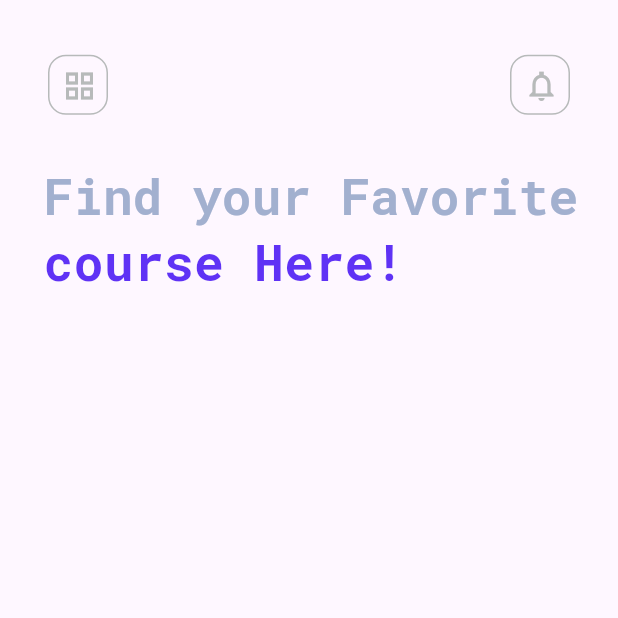
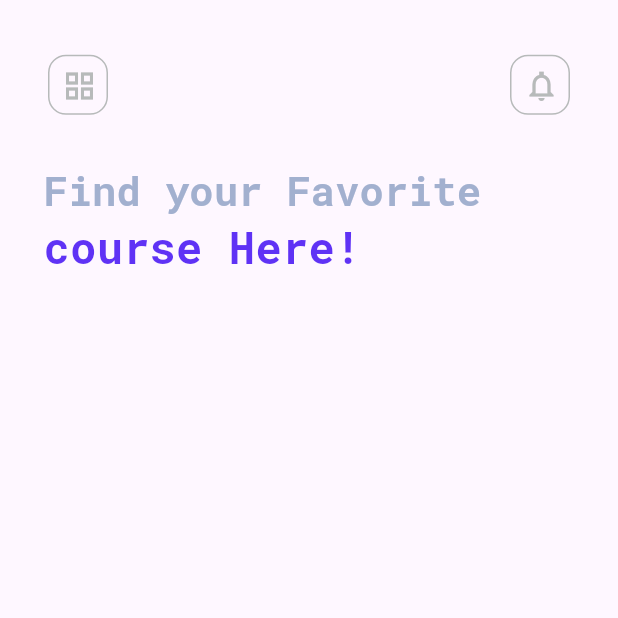
Before and after one commit to developappscl/appRetoWeincode, a Flutter app: the screen it shows after launch, after a tap on "Ir App 1", on a phone screen of 412 x 824 dp, the top half of it. Run offline on Flutter 3.47's test engine with Material 2 defaults, Android fonts, the light colour scheme and no system bars; our stand-ins replace go_router.

Commit message:
avance screen app1

```diff
--- a/lib/config/theme/app_theme.dart
+++ b/lib/config/theme/app_theme.dart
@@ -74,7 +74,7 @@ class AppThemeApp1 {
                 fontWeight: FontWeight.bold,
                 color: AppColors.app1BrandPrimaryColor),
             headlineLarge: TextStyle(
-                fontSize: 33,
+                fontSize: 27,
                 fontWeight: FontWeight.w600,
                 color: AppColors.app1BrandHeadLargeColor)),
       );
--- a/lib/screens/app1_screen.dart
+++ b/lib/screens/app1_screen.dart
@@ -40,7 +40,7 @@ class _HomeView extends StatelessWidget {
             const Text(
               'course Here!',
               style: TextStyle(
-                  fontSize: 33,
+                  fontSize: 29,
                   fontWeight: FontWeight.w600,
                   color: Color.fromRGBO(95, 50, 245, 1)),
             )
--- a/lib/screens/home_screen.dart
+++ b/lib/screens/home_screen.dart
@@ -6,8 +6,7 @@ class HomeScreen extends StatelessWidget {
 
   @override
   Widget build(BuildContext context) {
-    return SafeArea(
-      child: Scaffold(
+    return Scaffold(
       appBar: AppBar(
         title: const Text('Retos Desing Apps'),
       ),
@@ -44,7 +43,6 @@ class HomeScreen extends StatelessWidget {
           )
         ],
       ),
-      ),
     );
   }
 }
```
Also changed, not shown: assets/images/app1.png. Lines whose indentation alone changed are shown as unchanged.
